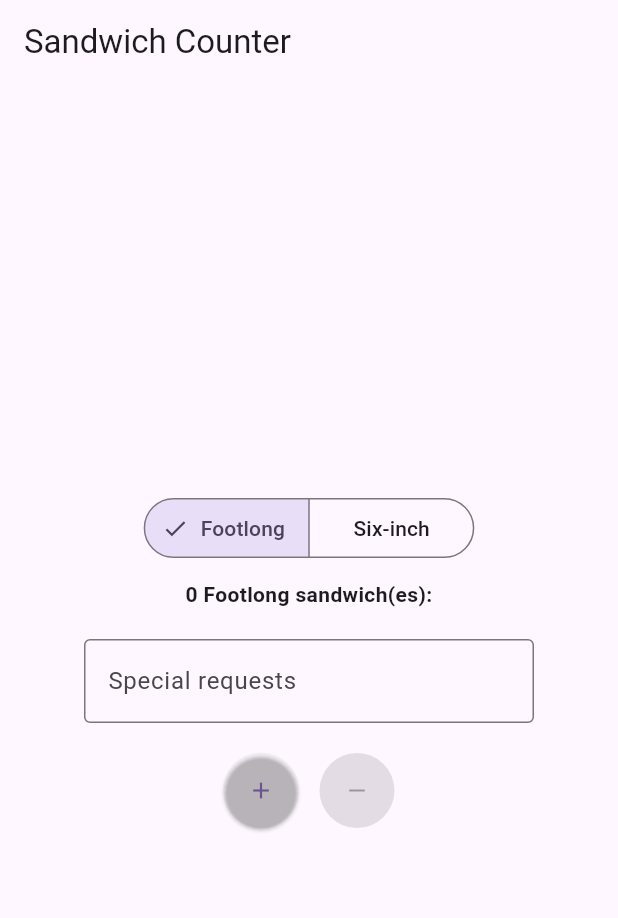
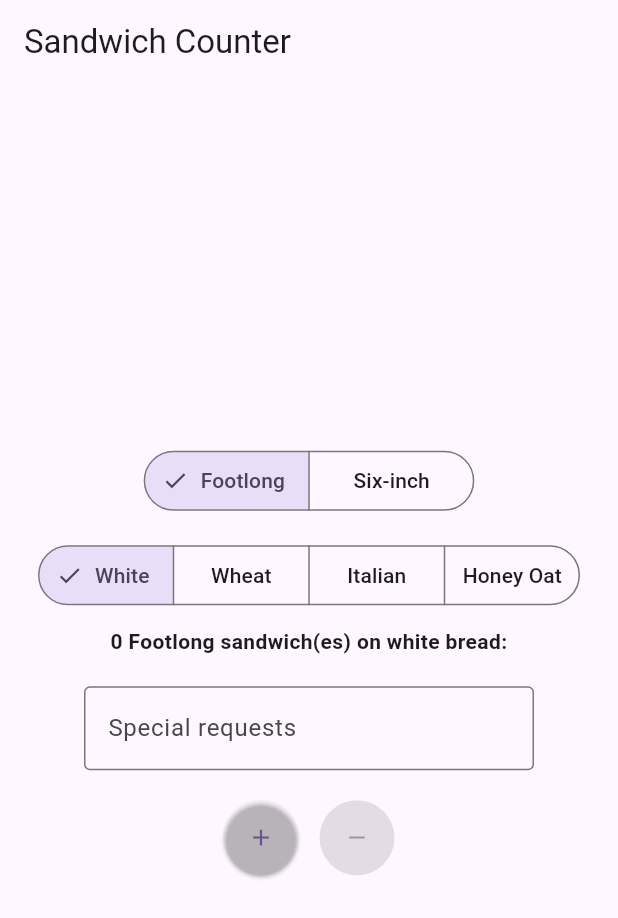
Before and after one commit to hfaulk/sandwich_shop, a Flutter app: the screen it shows after launch, on a phone screen of 412 x 824 dp. Shown: the top 918 px of the screen. Run offline on Flutter 3.47's test engine with Material 3 defaults, Android fonts, the phone set to English and light mode, and no system bars.

Commit message:
Implemented bread types

```diff
--- a/lib/main.dart
+++ b/lib/main.dart
@@ -1,4 +1,14 @@
 import 'package:flutter/material.dart';
+
+enum BreadType {
+  white('White'),
+  wheat('Wheat'),
+  italian('Italian'),
+  honey_oat('Honey Oat');
+
+  const BreadType(this.displayName);
+  final String displayName;
+}
 
 void main() {
   runApp(const MyApp());
@@ -60,6 +70,7 @@ class _OrderScreenState extends State<OrderScreen> {
   int _quantity = 0;
   String _note = '';
   String _selectedSandwichType = 'Footlong';
+  BreadType _selectedBreadType = BreadType.white;
   final TextEditingController _noteController = TextEditingController();
 
   void _increaseQuantity() {
@@ -100,8 +111,39 @@ class _OrderScreenState extends State<OrderScreen> {
                 });
               },
             ),
+            const SizedBox(height: 15),
+            SegmentedButton<BreadType>(
+              segments: const [
+                ButtonSegment<BreadType>(
+                  value: BreadType.white,
+                  label: Text('White'),
+                ),
+                ButtonSegment<BreadType>(
+                  value: BreadType.wheat,
+                  label: Text('Wheat'),
+                ),
+                ButtonSegment<BreadType>(
+                  value: BreadType.italian,
+                  label: Text('Italian'),
+                ),
+                ButtonSegment<BreadType>(
+                  value: BreadType.honey_oat,
+                  label: Text('Honey Oat'),
+                ),
+              ],
+              selected: {_selectedBreadType},
+              onSelectionChanged: (Set<BreadType> newSelection) {
+                setState(() {
+                  _selectedBreadType = newSelection.first;
+                });
+              },
+            ),
             const SizedBox(height: 10),
-            OrderItemDisplay(_quantity, _selectedSandwichType),
+            OrderItemDisplay(
+              _quantity,
+              _selectedSandwichType,
+              _selectedBreadType,
+            ),
             const SizedBox(height: 20),
             SizedBox(
               width: 300,
@@ -151,11 +193,13 @@ class _OrderScreenState extends State<OrderScreen> {
 class OrderItemDisplay extends StatelessWidget {
   final String itemType;
   final int quantity;
+  final BreadType breadType;
   final double width;
 
   const OrderItemDisplay(
     this.quantity,
-    this.itemType, {
+    this.itemType,
+    this.breadType, {
     super.key,
     this.width = 200,
   });
@@ -164,7 +208,7 @@ class OrderItemDisplay extends StatelessWidget {
   Widget build(BuildContext context) {
     return Container(
       child: Text(
-        '$quantity $itemType sandwich(es): ${'🥪' * quantity}',
+        '$quantity $itemType sandwich(es) on ${breadType.displayName.toLowerCase()} bread: ${'🥪' * quantity}',
         textAlign: TextAlign.center,
         style: const TextStyle(fontSize: 14, fontWeight: FontWeight.bold),
       ),
```
